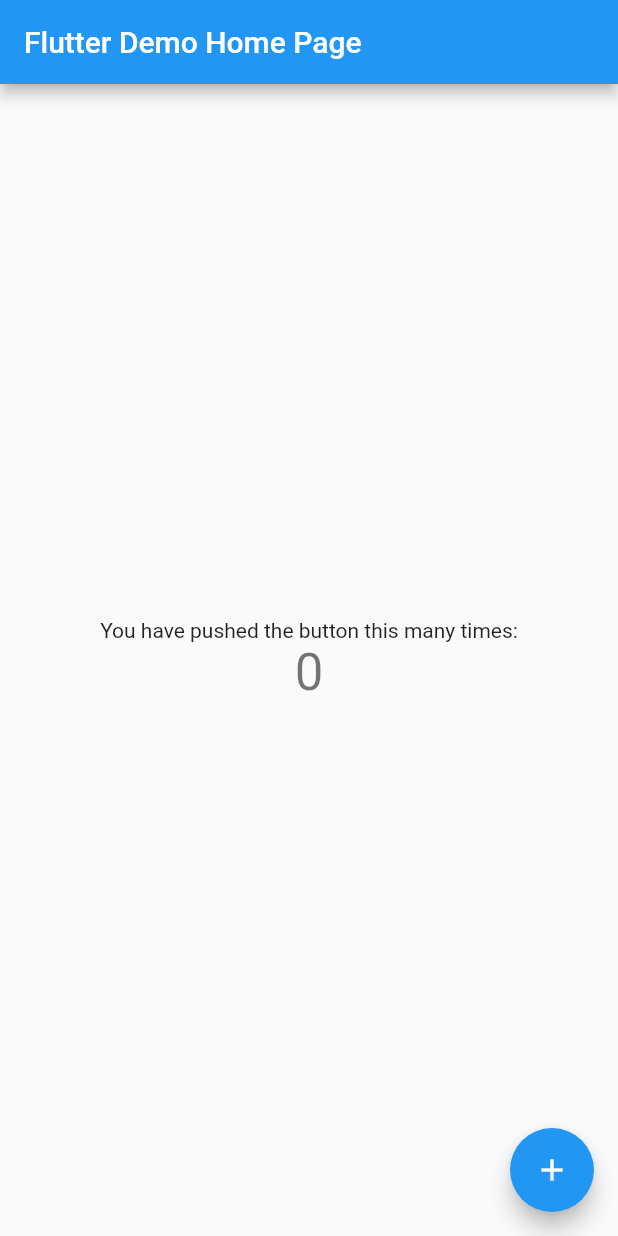
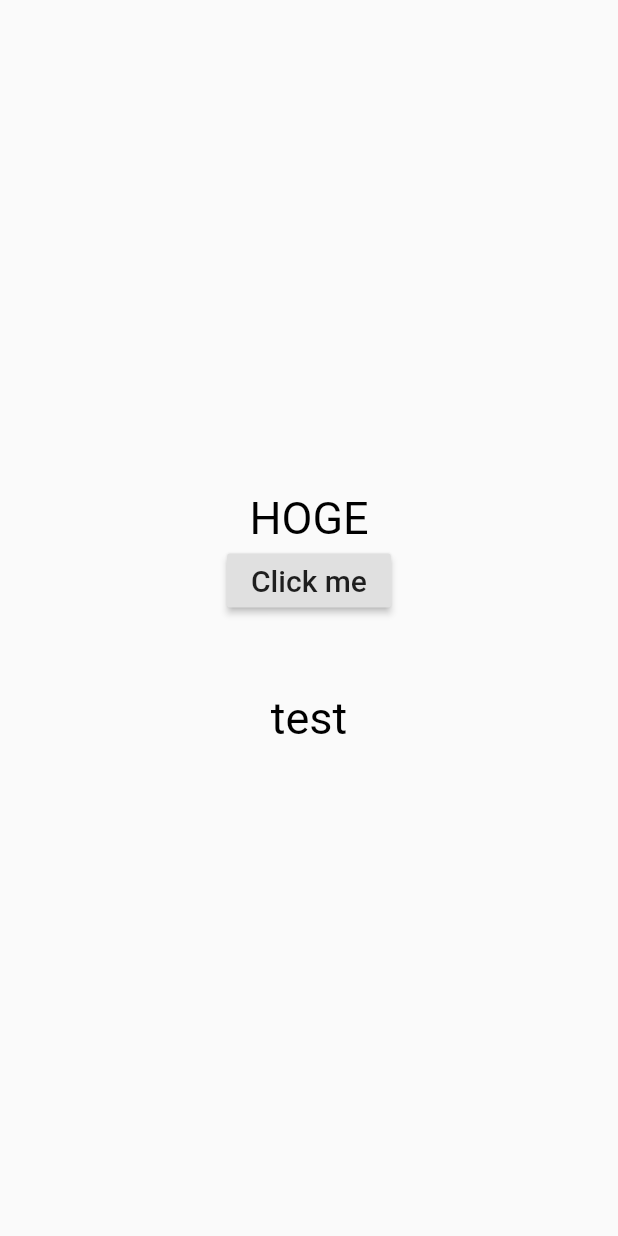
Before and after one commit to ksrnnb/eikan, a Flutter app: the screen it shows after launch, on a phone screen of 412 x 824 dp. Run offline on Flutter 3.47's test engine with Material 2 defaults, Android fonts, the phone set to English and light mode, and no system bars.

Commit message:
feat: Fluuter-GoでHTTP通信可能に #5

```diff
--- a/flutter_eikan/lib/main.dart
+++ b/flutter_eikan/lib/main.dart
@@ -1,113 +1,22 @@
 import 'package:flutter/material.dart';
+import 'package:flutter_eikan/screens/home_screen.dart';
 
-void main() {
-  runApp(MyApp());
-}
+void main() => runApp(MyApp());
 
 class MyApp extends StatelessWidget {
-  // This widget is the root of your application.
   @override
   Widget build(BuildContext context) {
     return MaterialApp(
-      title: 'Flutter Demo',
+      debugShowCheckedModeBanner: false,
+      // TODO: 環境変数に
+      // https://pub.dev/packages/flutter_dotenv
+      title: '栄養管理アプリ（仮）',
       theme: ThemeData(
-        // This is the theme of your application.
-        //
-        // Try running your application with "flutter run". You'll see the
-        // application has a blue toolbar. Then, without quitting the app, try
-        // changing the primarySwatch below to Colors.green and then invoke
-        // "hot reload" (press "r" in the console where you ran "flutter run",
-        // or simply save your changes to "hot reload" in a Flutter IDE).
-        // Notice that the counter didn't reset back to zero; the application
-        // is not restarted.
         primarySwatch: Colors.blue,
       ),
-      home: MyHomePage(title: 'Flutter Demo Home Page'),
+      home: Scaffold(
+        body: HomeScreen(),
+      ),
     );
   }
 }
-
-class MyHomePage extends StatefulWidget {
-  MyHomePage({Key key, this.title}) : super(key: key);
-
-  // This widget is the home page of your application. It is stateful, meaning
-  // that it has a State object (defined below) that contains fields that affect
-  // how it looks.
-
-  // This class is the configuration for the state. It holds the values (in this
-  // case the title) provided by the parent (in this case the App widget) and
-  // used by the build method of the State. Fields in a Widget subclass are
-  // always marked "final".
-
-  final String title;
-
-  @override
-  _MyHomePageState createState() => _MyHomePageState();
-}
-
-class _MyHomePageState extends State<MyHomePage> {
-  int _counter = 0;
-
-  void _incrementCounter() {
-    setState(() {
-      // This call to setState tells the Flutter framework that something has
-      // changed in this State, which causes it to rerun the build method below
-      // so that the display can reflect the updated values. If we changed
-      // _counter without calling setState(), then the build method would not be
-      // called again, and so nothing would appear to happen.
-      _counter++;
-    });
-  }
-
-  @override
-  Widget build(BuildContext context) {
-    // This method is rerun every time setState is called, for instance as done
-    // by the _incrementCounter method above.
-    //
-    // The Flutter framework has been optimized to make rerunning build methods
-    // fast, so that you can just rebuild anything that needs updating rather
-    // than having to individually change instances of widgets.
-    return Scaffold(
-      appBar: AppBar(
-        // Here we take the value from the MyHomePage object that was created by
-        // the App.build method, and use it to set our appbar title.
-        title: Text(widget.title),
-      ),
-      body: Center(
-        // Center is a layout widget. It takes a single child and positions it
-        // in the middle of the parent.
-        child: Column(
-          // Column is also a layout widget. It takes a list of children and
-          // arranges them vertically. By default, it sizes itself to fit its
-          // children horizontally, and tries to be as tall as its parent.
-          //
-          // Invoke "debug painting" (press "p" in the console, choose the
-          // "Toggle Debug Paint" action from the Flutter Inspector in Android
-          // Studio, or the "Toggle Debug Paint" command in Visual Studio Code)
-          // to see the wireframe for each widget.
-          //
-          // Column has various properties to control how it sizes itself and
-          // how it positions its children. Here we use mainAxisAlignment to
-          // center the children vertically; the main axis here is the vertical
-          // axis because Columns are vertical (the cross axis would be
-          // horizontal).
-          mainAxisAlignment: MainAxisAlignment.center,
-          children: <Widget>[
-            Text(
-              'You have pushed the button this many times:',
-            ),
-            Text(
-              '$_counter',
-              style: Theme.of(context).textTheme.headline4,
-            ),
-          ],
-        ),
-      ),
-      floatingActionButton: FloatingActionButton(
-        onPressed: _incrementCounter,
-        tooltip: 'Increment',
-        child: Icon(Icons.add),
-      ), // This trailing comma makes auto-formatting nicer for build methods.
-    );
-  }
-}
--- /dev/null
+++ b/flutter_eikan/lib/screens/home_screen.dart
@@ -0,0 +1,62 @@
+import 'dart:convert';
+
+import 'package:flutter/material.dart';
+import 'package:http/http.dart' as http;
+
+class HomeScreen extends StatefulWidget {
+  @override
+  _HomeScreenState createState() => _HomeScreenState();
+}
+
+class _HomeScreenState extends State<HomeScreen> {
+  var tmp = "test";
+
+  @override
+  Widget build(BuildContext context) {
+    return Center(
+      child: Column(
+        mainAxisAlignment: MainAxisAlignment.center,
+        children: [
+          Text(
+            "HOGE",
+            style: TextStyle(
+              fontSize: 30,
+              color: Colors.black,
+            ),
+          ),
+          RaisedButton(
+            onPressed: () async {
+              // TODO: 環境変数
+              // flutterはホスト側であることに注意。
+              var response = await http.get('http://localhost:8000/v1');
+              if (response.statusCode == 200) {
+                var data = jsonDecode(response.body);
+                setState(() {
+                  tmp = data["message"];
+                });
+              } else {
+                print("ERROR");
+              }
+            },
+            child: Text(
+              'Click me',
+              style: TextStyle(
+                fontSize: 20,
+              ),
+            ),
+          ),
+          SizedBox(
+            height: 50,
+          ),
+          Text(
+            tmp,
+            style: TextStyle(
+              fontSize: 30,
+              color: Colors.black,
+            ),
+          )
+        ],
+      ),
+    );
+  }
+}
--- a/flutter_eikan/pubspec.yaml
+++ b/flutter_eikan/pubspec.yaml
@@ -23,6 +23,7 @@ environment:
 dependencies:
   flutter:
     sdk: flutter
+  http: ^0.12.2
 
 
   # The following adds the Cupertino Icons font to your application.
```
Also changed, not shown: flutter_eikan/pubspec.lock, 6 other files.
